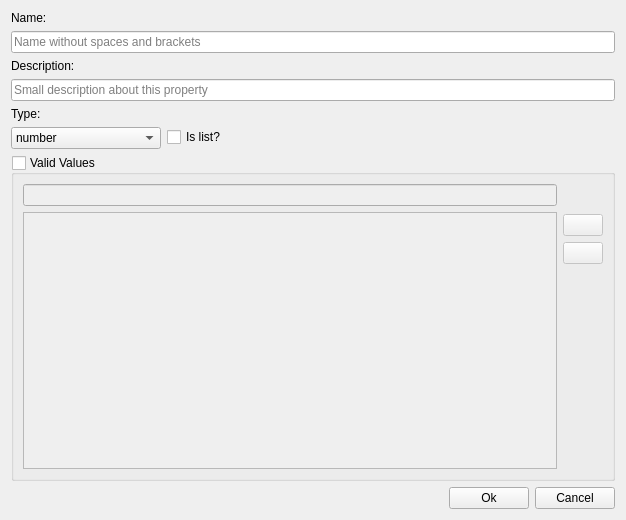
First picture: the form in ui/webmap_add_property.ui, repository guialexsdev/webmap-utilities, before the edit.
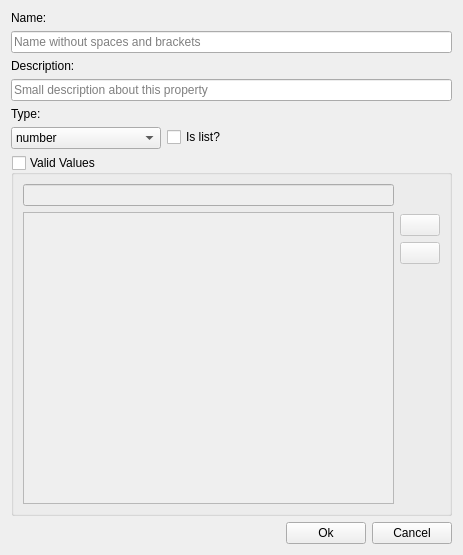
Second picture: the form after the edit. Icons and pictures are not drawn.

What changed in the file:
```diff
--- a/ui/webmap_add_property.ui
+++ b/ui/webmap_add_property.ui
@@ -6,8 +6,8 @@
    <rect>
     <x>0</x>
     <y>0</y>
-    <width>626</width>
-    <height>520</height>
+    <width>463</width>
+    <height>555</height>
    </rect>
   </property>
   <property name="windowTitle">
```
